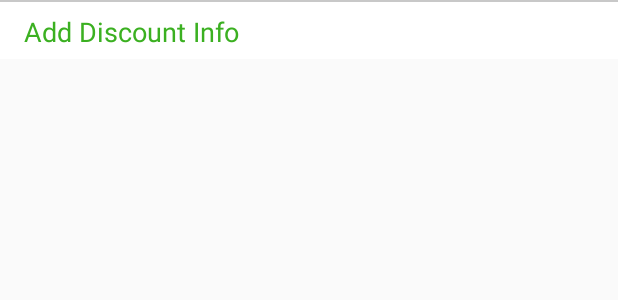
After one commit to LifePics/Android-SDK, an Android app: the layout lp_add_discount_info.xml on its own in the app's theme, with its tools: preview values and no code run, on a phone screen of 412 x 824 dp. The commit adds this screen. Shown: the top 300 px of the screen. Run offline under Robolectric (Android 15) with nearby library versions, the phone set to English and light mode, and no system bars.

Commit message:
Bug Fixes

```diff
--- a/DemoApp/app/src/main/java/com/yourcompany/demoapp/MyActivity.java
+++ b/DemoApp/app/src/main/java/com/yourcompany/demoapp/MyActivity.java
@@ -90,6 +90,8 @@ public class MyActivity extends ActionBarActivity implements OrderStatusListener
 
         if (MainApplication.isDebug())
             Log.d("LP", "User id = " + MainApplication.getAppPreferences().getUserID());
+
+        configureView();
     }
 
     private void populateProducts() {
--- /dev/null
+++ b/DemoApp/app/src/main/res/layout/lp_add_discount_info.xml
@@ -0,0 +1,23 @@
+<LinearLayout xmlns:android="http://schemas.android.com/apk/res/android"
+    android:orientation="vertical"
+    android:layout_width="match_parent"
+    android:layout_height="39dp"
+    android:background="@color/lp_white_color">
+
+    <View
+        android:layout_width="match_parent"
+        android:layout_height="1dp"
+        android:background="@color/lp_grey"
+        android:layout_alignParentTop="true" />
+
+    <TextView
+        android:layout_width="match_parent"
+        android:layout_height="39dp"
+        android:text="Add Discount Info"
+        android:gravity="center_vertical"
+        android:layout_marginLeft="16dp"
+        android:textColor="@color/lp_primary_tint_color"
+        android:background="@color/lp_transparent"
+        android:textSize="@dimen/lp_shipping_item_txt_size" />
+
+</LinearLayout>
--- a/DemoApp/app/src/main/res/layout/lp_fragment_discount_code.xml
+++ b/DemoApp/app/src/main/res/layout/lp_fragment_discount_code.xml
@@ -7,7 +7,6 @@
         <TextView
             android:layout_width="wrap_content"
             android:layout_height="32dp"
-            android:layout_weight="1"
             android:gravity="center"
             android:paddingLeft="16dp"
             android:paddingRight="0dp"
@@ -24,7 +23,6 @@
             android:id="@+id/lp_edit_discount_code"
             android:layout_width="wrap_content"
             android:layout_height="40dp"
-            android:layout_weight="1"
             android:background="@color/lp_transparent"
             android:gravity="center_vertical"
             android:hint="tap to add"
--- a/DemoApp/app/src/main/res/layout/lp_list_item_photo.xml
+++ b/DemoApp/app/src/main/res/layout/lp_list_item_photo.xml
@@ -8,7 +8,7 @@
         android:id="@+id/lp_img_photo"
         android:layout_width="match_parent"
         android:layout_height="wrap_content"
-        android:scaleType="centerCrop"
+        android:adjustViewBounds="true"
         android:layout_margin="10dp"
         android:background="@color/lp_grey"/>
 
--- a/DemoApp/app/src/main/res/values/lp_settings.xml
+++ b/DemoApp/app/src/main/res/values/lp_settings.xml
@@ -2,10 +2,7 @@
 <resources>
     <string name="lp_lifepics_version">2.0.1beta</string>
 
-    <string name="lp_store_search_radius">5</string>
     <bool name="lp_is_metric">false</bool>
-
-    <bool name="lp_show_discount">true</bool>
 
     <!--<string-array name="lp_banned_stores">-->
         <!--<item>5870</item>-->
--- a/DemoApp/app/src/main/res/values/settings.xml
+++ b/DemoApp/app/src/main/res/values/settings.xml
@@ -5,6 +5,8 @@
 
     <bool name="lp_find_stores">false</bool> <!-- show store list to select from -->
     <bool name="lp_ship_to_home">true</bool> <!-- show ship to home options -->
+
+    <bool name="lp_show_discount">false</bool>
 
     <string name="lp_partner_source_id"></string>
     <string name="lp_merchant_id"></string>
```
Also changed, not shown: DemoApp/app/src/main/res/layout/activity_my.xml (+6 -8 lines), DemoApp/app/src/main/res/layout/lp_discount_code.xml (+1 -14 lines), DemoApp/app/src/main/res/layout/lp_discount_info.xml (added, +37 -0 lines), DemoApp/app/src/main/res/layout/lp_fragment_shipping_and_payment.xml (+2 -5 lines), DemoApp/app/src/main/res/menu/lp_order_menu.xml (added, +10 -0 lines), DemoApp/app/libs/LifePicsSDK.jar, 2 other files.
